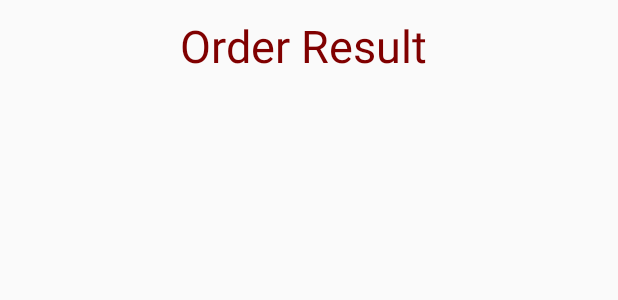
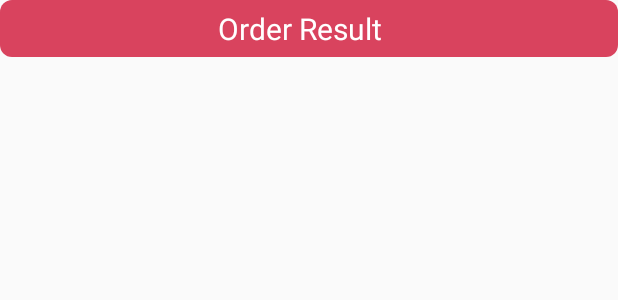
Before and after one commit to ariqlubis/Ojek, an Android app: the layout activity_waiting_and_cancel.xml on its own in the app's theme, with its tools: preview values and no code run, on a phone screen of 412 x 824 dp. Shown: the top 300 px of the screen. Run offline under Robolectric (Android 15) with nearby library versions, the phone set to English and light mode, and no system bars.

```diff
--- a/app/src/main/res/layout/activity_waiting_and_cancel.xml
+++ b/app/src/main/res/layout/activity_waiting_and_cancel.xml
@@ -1,4 +1,5 @@
 <?xml version="1.0" encoding="utf-8"?>
+
 <LinearLayout xmlns:android="http://schemas.android.com/apk/res/android"
     xmlns:app="http://schemas.android.com/apk/res-auto"
     xmlns:tools="http://schemas.android.com/tools"
@@ -6,14 +7,22 @@
     android:layout_height="match_parent"
     android:orientation="vertical"
     tools:context=".ui.ResultActivity">
-
-    <TextView
+    <LinearLayout
         android:layout_width="match_parent"
         android:layout_height="wrap_content"
-        android:text = "Order Result"
-        android:layout_marginTop="10dp"
-        android:paddingLeft="120dp"
-        android:textSize="30dp"
-        android:textColor="#800000"/>
+        android:background="@drawable/shape_rectangle_8_d9435e"
+        android:orientation="vertical"
+        android:padding="5dp"
+        tools:ignore="UselessParent">
+
+            <TextView
+                android:layout_width="match_parent"
+                android:layout_height="wrap_content"
+                android:text = "Order Result"
+                android:paddingLeft="140dp"
+                android:textSize="20dp"
+                android:textColor="#FFFFFF"/>
+    </LinearLayout>
+
 
 </LinearLayout>
```
Also changed, not shown: app/src/main/res/layout/activity_main.xml (+9 -8 lines).
